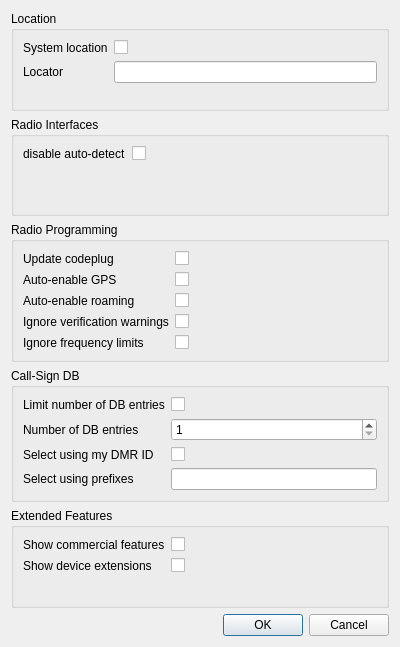
Old version of the form src/settingsdialog.ui in the repository hmatuschek/qdmr.
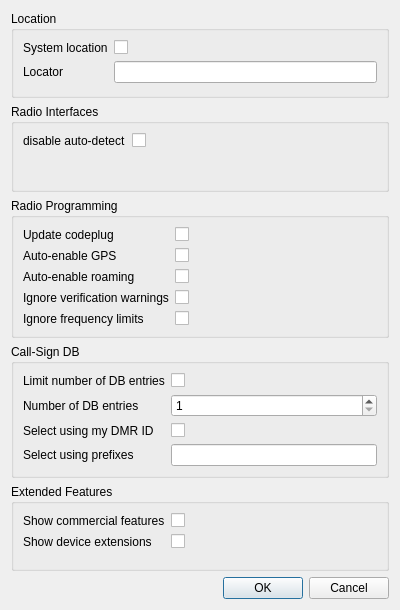
New version of the form.

```diff
--- a/src/settingsdialog.ui
+++ b/src/settingsdialog.ui
@@ -7,7 +7,7 @@
     <x>0</x>
     <y>0</y>
     <width>400</width>
-    <height>647</height>
+    <height>610</height>
    </rect>
   </property>
   <property name="windowTitle">
```
